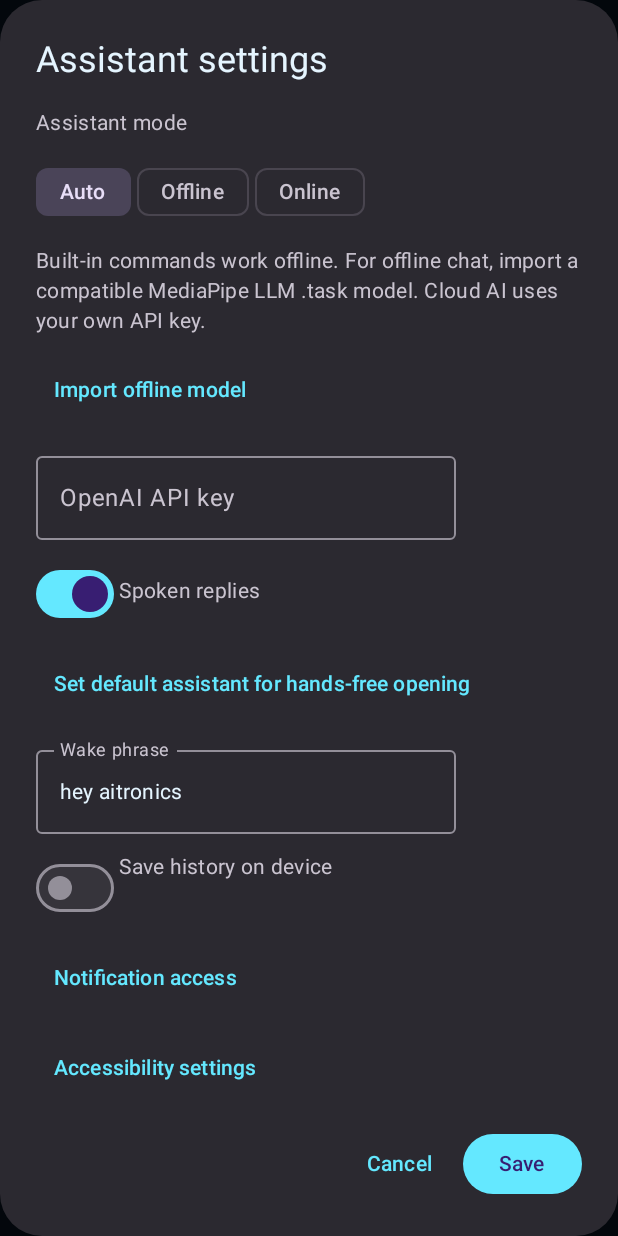
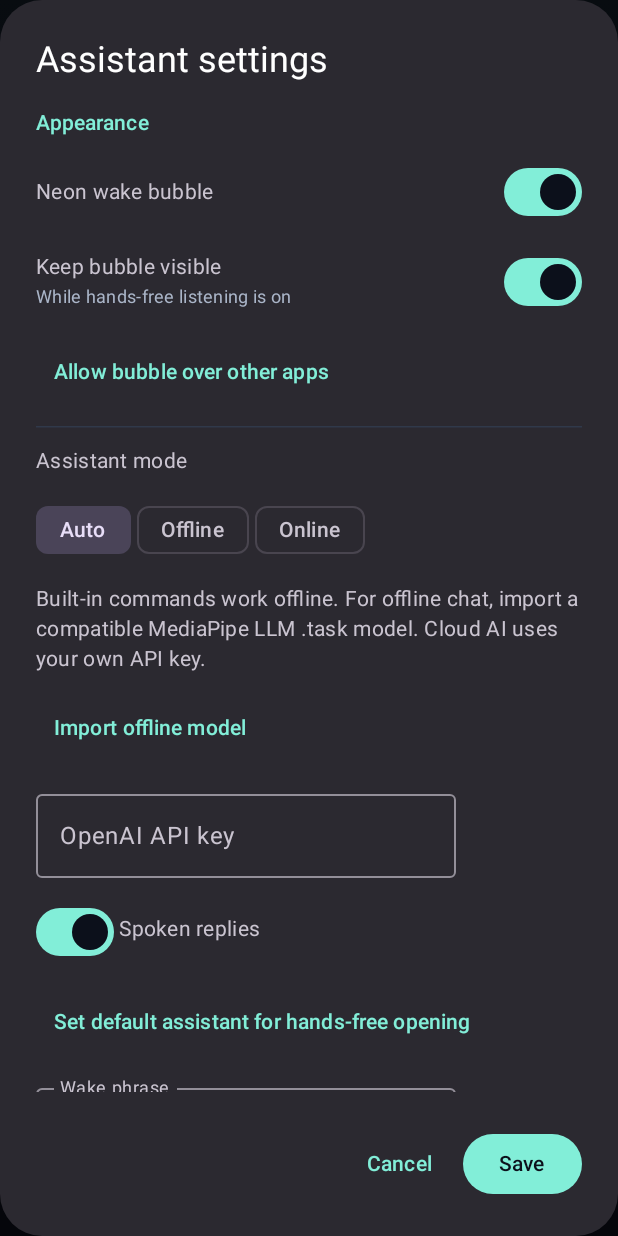
Before and after one commit to yashrajnetke3/aitronics, an Android app built with Jetpack Compose: the screen it shows after launch (MainActivity), after a tap on "Settings", on a phone screen of 412 x 824 dp. Run offline under Robolectric (Android 15) with nearby library versions, the phone set to English and light mode, and no system bars; libraries missing offline, so code that uses them is left out: com.google.mediapipe.tasks, org.vosk; pictures from the network do not load; 2 statements that could not run were skipped.

Commit message:
Redesign assistant home and add a configurable neon wake overlay

```diff
--- a/app/build.gradle.kts
+++ b/app/build.gradle.kts
@@ -16,8 +16,8 @@ android {
         minSdk = 26
         testInstrumentationRunner = "androidx.test.runner.AndroidJUnitRunner"
         targetSdk = 35
-        versionCode = 5
-        versionName = "0.5"
+        versionCode = 6
+        versionName = "0.6"
     }
     buildFeatures { compose = true }
     compileOptions {
--- a/app/src/main/AndroidManifest.xml
+++ b/app/src/main/AndroidManifest.xml
@@ -2,6 +2,7 @@
     <uses-permission android:name="android.permission.POST_NOTIFICATIONS"/>
     <uses-permission android:name="android.permission.FOREGROUND_SERVICE"/>
     <uses-permission android:name="android.permission.FOREGROUND_SERVICE_MICROPHONE"/>
+    <uses-permission android:name="android.permission.SYSTEM_ALERT_WINDOW"/>
     <queries>
         <intent><action android:name="android.media.action.STILL_IMAGE_CAMERA"/></intent>
         <intent><action android:name="android.intent.action.MAIN"/><category android:name="android.intent.category.LAUNCHER"/></intent>
--- /dev/null
+++ b/app/src/main/java/com/aitronics/assistant/AssistantDesign.kt
@@ -0,0 +1,82 @@
+package com.aitronics.assistant
+
+import androidx.compose.foundation.*
+import androidx.compose.foundation.layout.*
+import androidx.compose.foundation.shape.CircleShape
+import androidx.compose.foundation.shape.RoundedCornerShape
+import androidx.compose.material3.*
+import androidx.compose.runtime.*
+import androidx.compose.ui.semantics.contentDescription
+import androidx.compose.ui.semantics.semantics
+import androidx.compose.ui.Alignment
+import androidx.compose.ui.Modifier
+import androidx.compose.ui.draw.clip
+import androidx.compose.ui.graphics.Brush
+import androidx.compose.ui.graphics.Color
+import androidx.compose.ui.text.font.FontWeight
+import androidx.compose.ui.unit.*
+import androidx.compose.ui.viewinterop.AndroidView
+
+val Night = Color(0xFF0C101B)
+val Panel = Color(0xFF171D2B)
+val Mint = Color(0xFF82EED8)
+val Muted = Color(0xFFAAB5C8)
+val Edge = Color(0xFF30394A)
+
+@Composable fun Orb(size: Dp, active:Boolean=false) {
+    AndroidView(factory={NeonOrb(it)},update={it.awake=active},modifier=Modifier.size(size))
+}
+
+@Composable fun AssistantHeader(mode:String, settings:()->Unit) {
+    Row(Modifier.fillMaxWidth(),verticalAlignment=Alignment.CenterVertically,horizontalArrangement=Arrangement.spacedBy(12.dp)) {
+        Box(Modifier.size(44.dp).background(Panel,RoundedCornerShape(15.dp)),contentAlignment=Alignment.Center) {
+            if(NeonBubble.enabled && (NeonBubble.awake || NeonBubble.pinned && BackgroundWake.running)) Orb(41.dp,NeonBubble.awake)
+            else Text("A",color=Mint,fontWeight=FontWeight.Bold,fontSize=23.sp)
+        }
+        Column(Modifier.weight(1f)) {
+            Text("AITRONICS",fontWeight=FontWeight.Bold,letterSpacing=2.sp,fontSize=19.sp,color=Color.White)
+            Text(mode,color=Muted,fontSize=12.sp)
+        }
+        OutlinedButton(onClick=settings,border=BorderStroke(1.dp,Edge),contentPadding=PaddingValues(horizontal=15.dp)) { Text("Settings",color=Muted) }
+    }
+}
+
+@Composable fun HomePanel(wake:Boolean, phrase:String, camera:()->Unit,battery:()->Unit) {
+    Column(Modifier.fillMaxWidth().clip(RoundedCornerShape(28.dp)).background(
+        Brush.linearGradient(listOf(Color(0xFF172D35),Color(0xFF18263D),Color(0xFF251E39))))
+        .border(1.dp,Edge,RoundedCornerShape(28.dp)).padding(20.dp),verticalArrangement=Arrangement.spacedBy(12.dp)) {
+        Box(Modifier.fillMaxWidth(),contentAlignment=Alignment.Center){Orb(150.dp,NeonBubble.awake)}
+        Text(if(wake) "Ready when you are" else "How can I help?",color=Color.White,fontWeight=FontWeight.SemiBold,fontSize=28.sp,lineHeight=34.sp)
+        Text(if(wake) "Say “$phrase” and give a command." else "Speak a command or type below.",color=Muted,fontSize=15.sp)
+        Row(horizontalArrangement=Arrangement.spacedBy(8.dp)) {
+            OutlinedButton(onClick=camera,border=BorderStroke(1.dp,Edge)) { Text("Open camera",color=Color.White) }
+            OutlinedButton(onClick=battery,border=BorderStroke(1.dp,Edge)) { Text("Battery level",color=Color.White) }
+        }
+    }
+}
+
+@Composable fun ChatMessage(user:Boolean,text:String) {
+    Column(Modifier.fillMaxWidth(),horizontalAlignment=if(user) Alignment.End else Alignment.Start) {
+        Text(if(user) "You" else "Aitronics",color=if(user) Muted else Mint,style=MaterialTheme.typography.labelMedium,
+            modifier=Modifier.padding(horizontal=5.dp,vertical=4.dp))
+        Surface(shape=RoundedCornerShape(19.dp,19.dp,if(user) 5.dp else 19.dp,if(user) 19.dp else 5.dp),
+            color=if(user) Color(0xFF233C49) else Panel) {
+            Text(text,Modifier.padding(horizontal=15.dp,vertical=11.dp),color=Color(0xFFEDF2FC),lineHeight=23.sp)
+        }
+    }
+}
+
+@Composable fun BubbleOptions(overlay:Boolean,configure:(Boolean,Boolean)->Unit,permission:()->Unit) {
+    Text("Appearance",color=Mint,style=MaterialTheme.typography.titleSmall)
+    Row(verticalAlignment=Alignment.CenterVertically) {
+        Text("Neon wake bubble",Modifier.weight(1f))
+        Switch(modifier=Modifier.semantics { contentDescription="Neon wake bubble" },checked=NeonBubble.enabled,onCheckedChange={configure(it,NeonBubble.pinned)})
+    }
+    if(NeonBubble.enabled) {
+        Row(verticalAlignment=Alignment.CenterVertically) {
+            Column(Modifier.weight(1f)){ Text("Keep bubble visible"); Text("While hands-free listening is on",color=Muted,fontSize=12.sp) }
+            Switch(modifier=Modifier.semantics { contentDescription="Keep bubble visible" },checked=NeonBubble.pinned,onCheckedChange={configure(true,it)})
+        }
+        TextButton(onClick=permission) { Text(if(overlay) "Manage display over other apps" else "Allow bubble over other apps") }
+    }
+}
--- a/app/src/main/java/com/aitronics/assistant/BackgroundWake.kt
+++ b/app/src/main/java/com/aitronics/assistant/BackgroundWake.kt
@@ -137,7 +137,7 @@ class BackgroundWake : Service() {
                 check(mic.state == AudioRecord.STATE_INITIALIZED)
                 mic.startRecording()
                 check(mic.recordingState == AudioRecord.RECORDSTATE_RECORDING)
-                handler.post { if (live) update("Listening for “$phrase”") }
+                handler.post { if (live) { update("Listening for “$phrase”"); NeonBubble.attach(this) } }
                 val samples = ShortArray(1600)
                 var discarding = false
                 while(live) {
@@ -170,6 +170,7 @@ class BackgroundWake : Service() {
         triggeredUntil = if (command.isBlank()) now + 10000 else 0
         val locked = (getSystemService(Context.KEYGUARD_SERVICE) as KeyguardManager).isDeviceLocked
         if (locked) { triggeredUntil = 0; followUntil = 0; update("Unlock your phone to give a command."); return }
+        if(tail != null) NeonBubble.wake()
         val normalized = WakeCommands.normalize(command,phrase)
         followUntil = if (normalized.startsWith("open ",true) || ScreenCommands.handles(normalized)) now + 15000 else 0
         if (normalized.isNotBlank()) {
@@ -196,6 +197,7 @@ class BackgroundWake : Service() {
         } }
     }
     override fun onDestroy() {
+        NeonBubble.detach()
         live = false; running = false; pending = null
         speaker?.shutdown(); handler.removeCallbacksAndMessages(null)
         stopForeground(STOP_FOREGROUND_REMOVE)
--- a/app/src/main/java/com/aitronics/assistant/MainActivity.kt
+++ b/app/src/main/java/com/aitronics/assistant/MainActivity.kt
@@ -12,6 +12,9 @@ import androidx.activity.ComponentActivity
 import androidx.activity.compose.setContent
 import androidx.activity.result.contract.ActivityResultContracts
 import androidx.compose.foundation.layout.*
+import androidx.compose.foundation.background
+import androidx.compose.ui.Alignment
+import androidx.compose.ui.graphics.Brush
 import androidx.compose.foundation.verticalScroll
 import androidx.compose.foundation.rememberScrollState
 import androidx.compose.foundation.lazy.LazyColumn
@@ -39,6 +42,7 @@ class MainActivity : ComponentActivity() {
     private var settings by mutableStateOf(false)
     private var busy by mutableStateOf(false)
     private var mode by mutableStateOf("Auto")
+    private var overlayAllowed by mutableStateOf(false)
     private var speak by mutableStateOf(true)
     private val messages = mutableStateListOf<Pair<String,String>>()
     private var tts: TextToSpeech? = null
@@ -132,8 +136,8 @@ class MainActivity : ComponentActivity() {
         }
     }
     override fun onNewIntent(newIntent: Intent) { super.onNewIntent(newIntent); setIntent(newIntent); consumeWake() }
-    override fun onResume() { super.onResume(); BackgroundWake.resumeIfEnabled(this); BackgroundWake.foregroundCommand = ::fromWake; consumeWake() }
-    override fun onPause() { BackgroundWake.foregroundCommand = null; super.onPause() }
+    override fun onResume() { super.onResume(); overlayAllowed=android.provider.Settings.canDrawOverlays(this); NeonBubble.foreground(true); BackgroundWake.resumeIfEnabled(this); BackgroundWake.foregroundCommand = ::fromWake; consumeWake() }
+    override fun onPause() { NeonBubble.foreground(false); BackgroundWake.foregroundCommand = null; super.onPause() }
     private fun key(): SecretKey {
         val store = KeyStore.getInstance("AndroidKeyStore").apply { load(null) }
         (store.getKey("aitronics_api", null) as? SecretKey)?.let { return it }
@@ -323,6 +327,7 @@ class MainActivity : ComponentActivity() {
     }
     override fun onCreate(savedInstanceState: Bundle?) {
         super.onCreate(savedInstanceState)
+        NeonBubble.load(this)
         val prefs = getPreferences(MODE_PRIVATE)
         speak = prefs.getBoolean("speak",true)
         saveHistory = prefs.getBoolean("saveHistory", prefs.contains("history"))
@@ -337,47 +342,32 @@ class MainActivity : ComponentActivity() {
         mode = getPreferences(MODE_PRIVATE).getString("mode","Auto") ?: "Auto"
         tts = TextToSpeech(this) { speechReady = it == TextToSpeech.SUCCESS }
         setContent {
-            MaterialTheme(colorScheme = darkColorScheme(primary=Color(0xFF64E8FF),background=Color(0xFF08111F),surface=Color(0xFF101E30),onSurface=Color(0xFFE5F5FF))) {
-                Surface(Modifier.fillMaxSize(),color=MaterialTheme.colorScheme.background) {
-                    Column(Modifier.safeDrawingPadding().imePadding().padding(18.dp),verticalArrangement=Arrangement.spacedBy(12.dp)) {
-                        Row(Modifier.fillMaxWidth(),horizontalArrangement=Arrangement.SpaceBetween) {
-                            Column { Text("AITRONICS",style=MaterialTheme.typography.headlineMedium,color=MaterialTheme.colorScheme.primary); Text(mode.uppercase() + if(apiKey.isBlank()) " · NO CLOUD KEY" else " · CLOUD CONFIGURED",style=MaterialTheme.typography.labelSmall) }
-                            TextButton(onClick={settings=true}) { Text("Settings") }
-                        }
-                        HorizontalDivider()
-                        LazyColumn(Modifier.weight(1f).fillMaxWidth(),reverseLayout=true,verticalArrangement=Arrangement.spacedBy(10.dp)) {
-                        if(messages.isEmpty()) item {
-                            Column(verticalArrangement=Arrangement.spacedBy(8.dp)) {
-                            Box(Modifier.fillMaxWidth().height(170.dp),contentAlignment=androidx.compose.ui.Alignment.Center) {
-                                androidx.compose.foundation.Canvas(Modifier.size(160.dp)) {
-                                    for(i in 1..5) drawCircle(Color(0xFF64E8FF).copy(alpha=0.18f+i*0.10f),radius=size.minDimension*i/12f,style=androidx.compose.ui.graphics.drawscope.Stroke(width=2f))
-                                    drawCircle(Color(0xFF176D91),radius=size.minDimension/5f)
-                                }
-                                Text("AI",color=Color.White,style=MaterialTheme.typography.headlineLarge)
+            MaterialTheme(colorScheme=darkColorScheme(primary=Mint,onPrimary=Night,background=Night,surface=Panel,onSurface=Color.White)) {
+                Box(Modifier.fillMaxSize().background(Brush.verticalGradient(listOf(Color(0xFF131D29),Night,Night)))) {
+                    Column(Modifier.safeDrawingPadding().imePadding().padding(horizontal=18.dp,vertical=12.dp),verticalArrangement=Arrangement.spacedBy(10.dp)) {
+                        AssistantHeader(when { mode=="Offline" -> "Offline assistant"; apiKey.isBlank() -> "On-device commands"; else -> "$mode · Cloud connected" }) { settings=true }
+                        HorizontalDivider(color=Edge)
+                        LazyColumn(Modifier.weight(1f).fillMaxWidth(),reverseLayout=true,verticalArrangement=Arrangement.spacedBy(8.dp)) {
+                            if(messages.isEmpty()) item {
+                                HomePanel(BackgroundWake.running,wakePhrase,{ input="open camera";send() },{ input="battery level";send() })
                             }
-                            Text("How can I help?",style=MaterialTheme.typography.headlineSmall)
-                            Text("Ask a question or control supported phone functions.")
-                            Row(horizontalArrangement=Arrangement.spacedBy(8.dp)) {
-                                OutlinedButton(onClick={input="open camera";send()}) { Text("Camera") }
-                                OutlinedButton(onClick={input="open settings";send()}) { Text("Phone settings") }
-                            }
-                        }
-                            }
-                            items(messages.reversed()) { item ->
-                                Card(shape=RoundedCornerShape(18.dp),colors=CardDefaults.cardColors(containerColor=if(item.first=="user") Color(0xFF17405A) else Color(0xFF14263A))) {
-                                    Column(Modifier.fillMaxWidth().padding(14.dp)) { Text(if(item.first=="user") "YOU" else "AITRONICS",color=MaterialTheme.colorScheme.primary,style=MaterialTheme.typography.labelSmall); Text(item.second) }
-                                }
-                            }
+                            items(messages.reversed()) { item -> ChatMessage(item.first=="user",item.second) }
                         }
                         if(listening) Text(if(wakeRequested) "Listening for “$wakePhrase” followed by a command" else "Listening…")
                         if(BackgroundWake.status.isNotEmpty() && BackgroundWake.enabled(this@MainActivity)) Text(BackgroundWake.status)
                         if(busy) LinearProgressIndicator(Modifier.fillMaxWidth())
-                        OutlinedTextField(input,{input=it},modifier=Modifier.fillMaxWidth(),placeholder={Text("Ask or enter a command")},maxLines=4,shape=RoundedCornerShape(20.dp))
+                        Surface(shape=RoundedCornerShape(24.dp),color=Panel) {
+                        Column(Modifier.padding(10.dp),verticalArrangement=Arrangement.spacedBy(4.dp)) {
+                        OutlinedTextField(input,{input=it},modifier=Modifier.fillMaxWidth(),placeholder={Text("Message Aitronics…",color=Muted)},maxLines=4,shape=RoundedCornerShape(20.dp))
                         Row(Modifier.fillMaxWidth(),horizontalArrangement=Arrangement.spacedBy(10.dp)) {
                             OutlinedButton(onClick={listen(false)},enabled=!busy && !BackgroundWake.running) { Text(if(listening) "Stop" else "Voice") }
                             if (!listening) TextButton(onClick={backgroundWake()},enabled=!busy || BackgroundWake.running) { Text(if(BackgroundWake.running || BackgroundWake.enabled(this@MainActivity)) "Stop wake" else "Set up wake") }
                             Button(onClick={send()},enabled=!busy,modifier=Modifier.weight(1f)) { Text("Send") }
                         }
+                        } }
+                    }
+                    if(NeonBubble.enabled && NeonBubble.awake) {
+                        Box(Modifier.align(Alignment.TopEnd).safeDrawingPadding().padding(top=70.dp,end=12.dp)) { Orb(72.dp,true) }
                     }
                 }
                 if(settings) {
@@ -385,6 +375,11 @@ class MainActivity : ComponentActivity() {
                     var error by remember { mutableStateOf(false) }
                     AlertDialog(onDismissRequest={settings=false},title={Text("Assistant settings")},text={
                         Column(Modifier.verticalScroll(rememberScrollState()),verticalArrangement=Arrangement.spacedBy(12.dp)) {
+                            BubbleOptions(overlayAllowed,{show,pin -> NeonBubble.configure(this@MainActivity,show,pin)}) {
+                                val action=android.provider.Settings.ACTION_MANAGE_OVERLAY_PERMISSION
+                                if(!launch(Intent(action,Uri.parse("package:"+packageName)))) launch(Intent(action))
+                            }
+                            HorizontalDivider(color=Edge)
                             Text("Assistant mode")
                             Row(horizontalArrangement=Arrangement.spacedBy(4.dp)) {
                                 listOf("Auto","Offline","Online").forEach { option ->
--- /dev/null
+++ b/app/src/main/java/com/aitronics/assistant/NeonBubble.kt
@@ -0,0 +1,126 @@
+package com.aitronics.assistant
+
+import android.content.Context
+import android.content.Intent
+import android.content.IntentFilter
+import android.content.BroadcastReceiver
+import android.graphics.*
+import android.os.Handler
+import android.os.Looper
+import android.os.SystemClock
+import android.provider.Settings
+import android.view.Gravity
+import android.view.View
+import android.view.WindowManager
+import androidx.compose.runtime.*
+import kotlin.math.*
+
+/** The hero and the floating indicator use the same vector artwork at different sizes. */
+class NeonOrb(context: Context) : View(context) {
+    private val paint = Paint(Paint.ANTI_ALIAS_FLAG)
+    private val line = Path()
+    private val turquoise = Color.rgb(108,255,224)
+    private val blue = Color.rgb(72,155,255)
+    private val violet = Color.rgb(154,111,255)
+    private fun radial(x: Float,y: Float,r: Float,vararg colors: Int) = RadialGradient(x,y,r,colors,null,Shader.TileMode.CLAMP)
+    private val halo = radial(0f,0f,1f,0x654b6fff,0x294784af,Color.TRANSPARENT)
+    private val core = radial(-.30f,-.38f,1.65f,0xff97ffe4.toInt(),0xff2875b4.toInt(),0xff473286.toInt(),0xff101321.toInt())
+    private val ribbon = LinearGradient(-.8f,-.5f,.8f,.6f,intArrayOf(turquoise,blue,violet,turquoise),null,Shader.TileMode.CLAMP)
+    private val shine = radial(-.29f,-.45f,.57f,0xb8efffff.toInt(),0x4059edff,Color.TRANSPARENT)
+    var awake = false
+        set(value) { if(field != value) { field = value; invalidate() } }
+    override fun onDraw(canvas: Canvas) {
+        super.onDraw(canvas)
+        val t = if(awake) (SystemClock.uptimeMillis()%3600L)/3600.0*2*PI else 0.0
+        canvas.save()
+        canvas.translate(width/2f,height/2f)
+        val radius = min(width,height)*.48f
+        canvas.scale(radius,radius)
+        fun disc(shader: Shader,r: Float) {
+            paint.style=Paint.Style.FILL; paint.shader=shader; paint.alpha=255
+            canvas.drawCircle(0f,0f,r,paint)
+        }
+        disc(halo,1f)
+        val scale = (.96+.035*sin(t)).toFloat(); canvas.scale(scale,scale)
+        disc(core,.77f)
+        canvas.save()
+        line.reset(); line.addCircle(0f,0f,.77f,Path.Direction.CW); canvas.clipPath(line)
+        paint.shader=ribbon; paint.style=Paint.Style.STROKE
+        for(i in 0..26) {
+            val a=(i-13)/13f
+            line.reset()
+            for(k in 0..70) {
+                val x=k/35f-1f
+                val y=(a*.60 + .25*sin(x*3.4 + a*2.1+t*.22) + .16*cos(x*4.2-a*1.7)).toFloat()
+                if(k==0) line.moveTo(x,y) else line.lineTo(x,y)
+            }
+            paint.alpha=(205-abs(i-13)*7); paint.strokeWidth=if(i%5==0) .024f else .009f
+            canvas.drawPath(line,paint)
+        }
+        disc(shine,.77f); canvas.restore()
+        paint.shader=ribbon; paint.style=Paint.Style.STROKE; paint.strokeWidth=.017f; paint.alpha=200
+        canvas.drawCircle(0f,0f,.77f,paint)
+        canvas.restore()
+        if(awake && isShown) postInvalidateDelayed(33)
+    }
+}
+
+object NeonBubble {
+    var enabled by mutableStateOf(true); private set
+    var pinned by mutableStateOf(true); private set
+    var awake by mutableStateOf(false); private set
+    private var inApp = false
+    private var context: Context? = null
+    private var overlay: NeonOrb? = null
+    val overOtherApps: Boolean get() = overlay?.isAttachedToWindow == true
+    private val handler = Handler(Looper.getMainLooper())
+    private val settle = Runnable { awake=false; refresh() }
+    private val screen = object : BroadcastReceiver() {
+        override fun onReceive(context: Context,intent: Intent) { refresh() }
+    }
+    fun load(c: Context) {
+        enabled=BackgroundWake.prefs(c).getBoolean("neonBubble",true)
+        pinned=BackgroundWake.prefs(c).getBoolean("pinNeonBubble",true)
+    }
+    fun configure(c: Context,show: Boolean,pin: Boolean) {
+        enabled=show; pinned=pin
+        BackgroundWake.prefs(c).edit().putBoolean("neonBubble",show).putBoolean("pinNeonBubble",pin).apply()
+        if(!show) { handler.removeCallbacks(settle); awake=false }
+        refresh()
+    }
+    fun foreground(value: Boolean) { inApp=value; refresh() }
+    fun attach(c: Context) {
+        if(context!=null) return
+        context=c.applicationContext; load(c)
+        c.applicationContext.registerReceiver(screen,IntentFilter().apply {
+            addAction(Intent.ACTION_SCREEN_OFF); addAction(Intent.ACTION_SCREEN_ON); addAction(Intent.ACTION_USER_PRESENT)
+        })
+        refresh()
+    }
+    fun wake() {
+        if(!enabled) return
+        awake=true; handler.removeCallbacks(settle); handler.postDelayed(settle,4000); refresh()
+    }
+    fun detach() {
+        handler.removeCallbacks(settle); awake=false
+        context?.let { remove(it); it.unregisterReceiver(screen) }; context=null
+    }
+    private fun remove(c: Context) {
+        overlay?.let { runCatching { (c.getSystemService(Context.WINDOW_SERVICE) as WindowManager).removeViewImmediate(it) } }; overlay=null
+    }
+    private fun refresh() {
+        val c=context ?: return
+        val locked=(c.getSystemService(Context.KEYGUARD_SERVICE) as android.app.KeyguardManager).isKeyguardLocked
+        val interactive=(c.getSystemService(Context.POWER_SERVICE) as android.os.PowerManager).isInteractive
+        if(inApp || !enabled || (!awake && !pinned) || locked || !interactive || !Settings.canDrawOverlays(c)) { remove(c); return }
+        val existing=overlay
+        if(existing!=null) { existing.awake=awake; return }
+        val dp=c.resources.displayMetrics.density
+        val size=(62*dp).roundToInt()
+        val params=WindowManager.LayoutParams(size,size,WindowManager.LayoutParams.TYPE_APPLICATION_OVERLAY,
+            WindowManager.LayoutParams.FLAG_NOT_FOCUSABLE or WindowManager.LayoutParams.FLAG_NOT_TOUCHABLE,
+            PixelFormat.TRANSLUCENT).apply { gravity=Gravity.TOP or Gravity.END; x=(6*dp).toInt(); y=(105*dp).toInt(); alpha=.75f }
+        val orb=NeonOrb(c).also { it.awake=awake; it.importantForAccessibility=View.IMPORTANT_FOR_ACCESSIBILITY_NO }
+        runCatching { (c.getSystemService(Context.WINDOW_SERVICE) as WindowManager).addView(orb,params) }.onSuccess { overlay=orb }
+    }
+}
```
Also changed, not shown: 3 other files.
